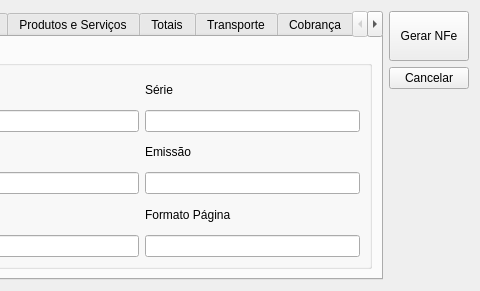
Old version of the form ui/cadastrarnfe.ui in the repository lellisls/ERP-STACCATO; both pictures show x 332 to 812 and y 0 to 291 of the 812 by 291 pixel window.
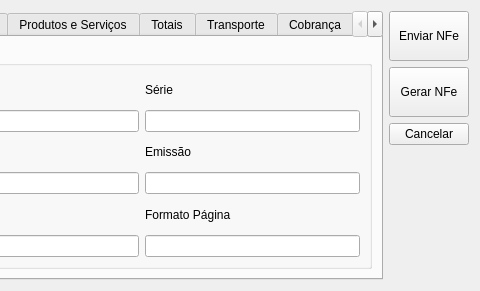
New version of the form. Custom widgets are drawn as their Qt base class.

The edit to the form file:
```diff
--- a/ui/cadastrarnfe.ui
+++ b/ui/cadastrarnfe.ui
@@ -885,6 +885,28 @@
    </item>
    <item row="0" column="1">
     <layout class="QVBoxLayout" name="verticalLayout_2">
+     <item>
+      <widget class="QPushButton" name="pushButtonEnviarNFE">
+       <property name="sizePolicy">
+        <sizepolicy hsizetype="Minimum" vsizetype="Minimum">
+         <horstretch>0</horstretch>
+         <verstretch>0</verstretch>
+        </sizepolicy>
+       </property>
+       <property name="minimumSize">
+        <size>
+         <width>0</width>
+         <height>50</height>
+        </size>
+       </property>
+       <property name="text">
+        <string>Enviar NFe</string>
+       </property>
+       <property name="autoDefault">
+        <bool>false</bool>
+       </property>
+      </widget>
+     </item>
      <item>
       <widget class="QPushButton" name="pushButtonGerarNFE">
        <property name="sizePolicy">
```
Left out of the diff: 2 changed lines with no effect on the pictures.
